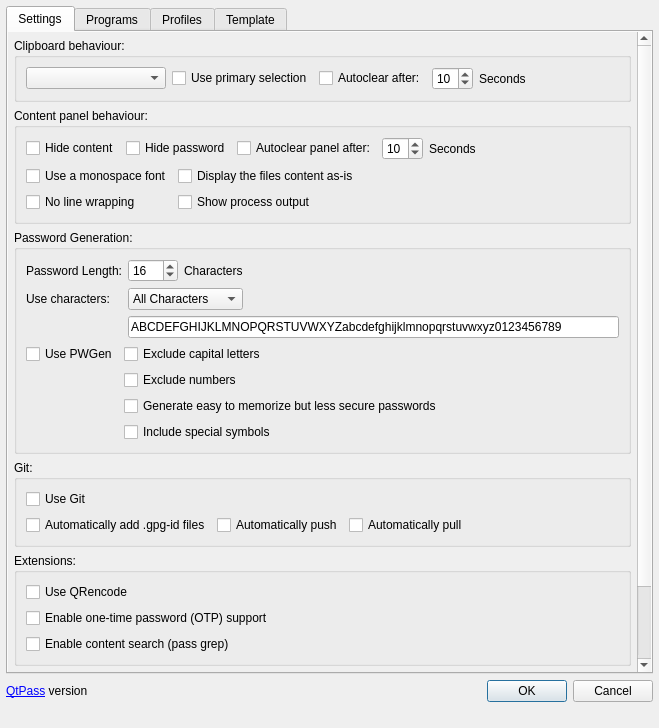
First picture: the form in src/configdialog.ui, repository IJHack/QtPass, before the edit.
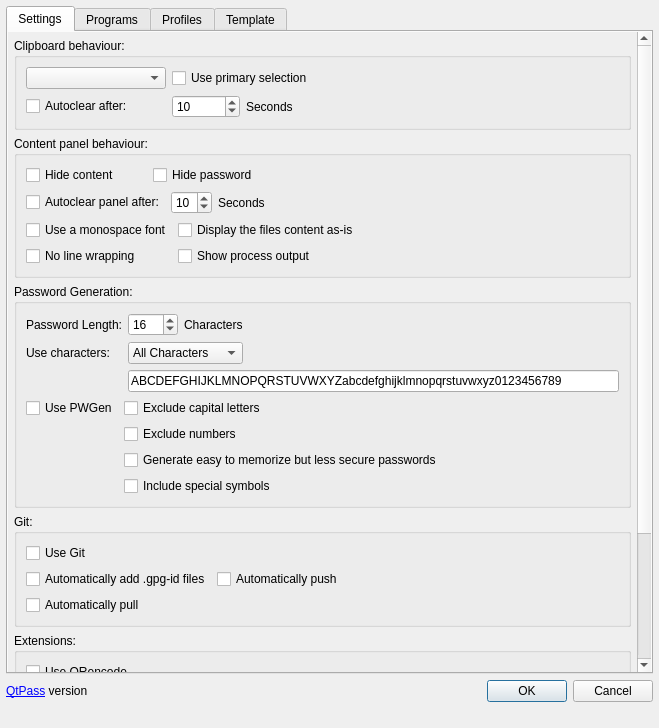
Second picture: the form after the edit. Icons and pictures are not drawn.

Commit message:
ConfigDialog: wrap the clipboard, content-panel and Git rows as well
Checked with the de_DE and fr_FR translations at 659 px wide: those three
rows still produced a horizontal scrollbar in French.

Claude-Session: https://claude.ai/code/session_01JuQsrHonihp1nARE7bzstc

Patch:
```diff
--- a/src/configdialog.ui
+++ b/src/configdialog.ui
@@ -87,8 +87,8 @@
              </property>
              <layout class="QVBoxLayout" name="Layout_Clipboard">
               <item>
-               <layout class="QHBoxLayout" name="horizontalLayout">
-                <item>
+               <layout class="QGridLayout" name="gridLayoutClipboard">
+                <item row="0" column="0">
                  <widget class="QComboBox" name="comboBoxClipboard">
                   <property name="minimumSize">
                    <size>
@@ -98,21 +98,21 @@
                   </property>
                  </widget>
                 </item>
-                <item>
+                <item row="0" column="1" colspan="2">
                  <widget class="QCheckBox" name="checkBoxSelection">
                   <property name="text">
                    <string>Use primary selection</string>
                   </property>
                  </widget>
                 </item>
-                <item>
+                <item row="1" column="0">
                  <widget class="QCheckBox" name="checkBoxAutoclear">
                   <property name="text">
                    <string>Autoclear after:</string>
                   </property>
                  </widget>
                 </item>
-                <item>
+                <item row="1" column="1">
                  <widget class="QSpinBox" name="spinBoxAutoclearSeconds">
                   <property name="minimum">
                    <number>5</number>
@@ -122,7 +122,7 @@
                   </property>
                  </widget>
                 </item>
-                <item>
+                <item row="1" column="2">
                  <widget class="QLabel" name="labelSeconds">
                   <property name="text">
                    <string>Seconds</string>
@@ -132,8 +132,8 @@
                   </property>
                  </widget>
                 </item>
-                <item>
-                 <spacer name="horizontalSpacer_4">
+                <item row="0" column="3" rowspan="2">
+                 <spacer name="gridLayoutClipboardSpacer">
                   <property name="orientation">
                    <enum>Qt::Horizontal</enum>
                   </property>
@@ -157,25 +157,22 @@
              </property>
              <layout class="QVBoxLayout" name="Layout_PasswordBehaviour">
               <item>
-               <layout class="QHBoxLayout" name="horizontalLayout_6">
-                <property name="topMargin">
-                 <number>0</number>
-                </property>
-                <item>
+               <layout class="QGridLayout" name="gridLayoutContentPanel">
+                <item row="0" column="0">
                  <widget class="QCheckBox" name="checkBoxHideContent">
                   <property name="text">
                    <string>Hide content</string>
                   </property>
                  </widget>
                 </item>
-                <item>
+                <item row="0" column="1">
                  <widget class="QCheckBox" name="checkBoxHidePassword">
                   <property name="text">
                    <string>Hide password</string>
                   </property>
                  </widget>
                 </item>
-                <item>
+                <item row="1" column="0" colspan="2">
                  <layout class="QHBoxLayout" name="horizontalLayout_7">
                   <item>
                    <widget class="QCheckBox" name="checkBoxAutoclearPanel">
@@ -212,8 +209,8 @@
                   </item>
                  </layout>
                 </item>
-                <item>
-                 <spacer name="horizontalSpacer_5">
+                <item row="0" column="2" rowspan="2">
+                 <spacer name="gridLayoutContentPanelSpacer">
                   <property name="orientation">
                    <enum>Qt::Horizontal</enum>
                   </property>
@@ -513,33 +510,30 @@
                </layout>
               </item>
               <item>
-               <layout class="QHBoxLayout" name="horizontalLayout_12">
-                <property name="bottomMargin">
-                 <number>0</number>
-                </property>
-                <item>
+               <layout class="QGridLayout" name="gridLayoutGit">
+                <item row="0" column="0">
                  <widget class="QCheckBox" name="checkBoxAddGPGId">
                   <property name="text">
                    <string>Automatically add .gpg-id files</string>
                   </property>
                  </widget>
                 </item>
-                <item>
+                <item row="0" column="1">
                  <widget class="QCheckBox" name="checkBoxAutoPush">
                   <property name="text">
                    <string>Automatically push</string>
                   </property>
                  </widget>
                 </item>
-                <item>
+                <item row="1" column="0">
                  <widget class="QCheckBox" name="checkBoxAutoPull">
                   <property name="text">
                    <string>Automatically pull</string>
                   </property>
                  </widget>
                 </item>
-                <item>
-                 <spacer name="horizontalSpacer_7">
+                <item row="0" column="2" rowspan="2">
+                 <spacer name="gridLayoutGitSpacer">
                   <property name="orientation">
                    <enum>Qt::Horizontal</enum>
                   </property>
```
The commit also changes 1 other file.
